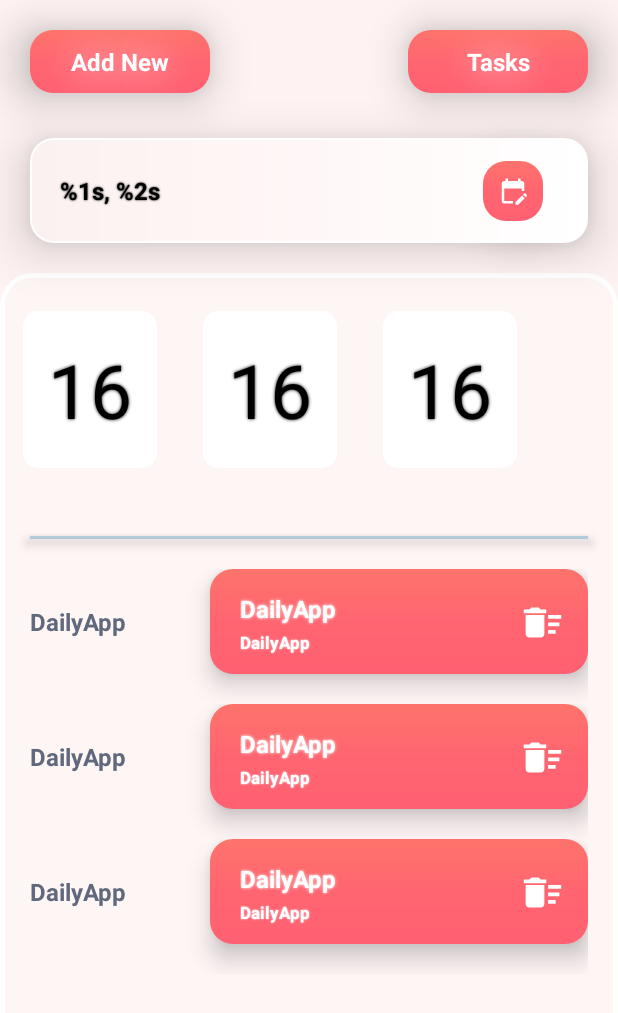
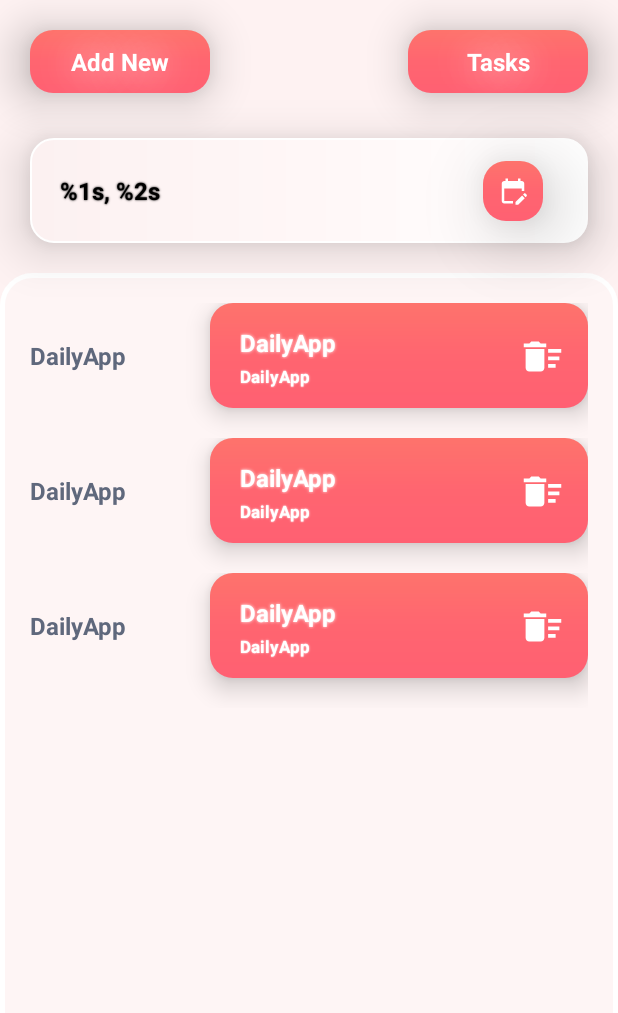
Before and after one commit to ArsTaroyan/Daily, an Android app: the layout fragment_main.xml on its own in the app's theme, with its tools: preview values and no code run, on a phone screen of 412 x 824 dp. Shown: the top 1013 px of the screen. Run offline under Robolectric (Android 15) with nearby library versions, the phone set to English and light mode, and no system bars.

```diff
--- a/app/src/main/java/am/a_t/dailyapp/domain/module/Todo.kt
+++ b/app/src/main/java/am/a_t/dailyapp/domain/module/Todo.kt
@@ -11,5 +11,5 @@ data class Todo(
     @ColumnInfo("todo_is_checked") val todoIsChecked: Boolean,
     @ColumnInfo("todo_title") val todoTitle: String,
     @ColumnInfo("todo_date") val todoDate: String,
-    @ColumnInfo("todo_color") val todoColor: ListColor
+    @ColumnInfo("todo_color") val todoColor: ListColor?
 )
--- a/app/src/main/java/am/a_t/dailyapp/extension/Extension.kt
+++ b/app/src/main/java/am/a_t/dailyapp/extension/Extension.kt
@@ -1,7 +1,13 @@
 package am.a_t.dailyapp.extension
 
+import android.content.Context
+import android.widget.Toast
 import com.google.gson.Gson
 
 fun <T> T.convertGsonToString(): String = Gson().toJson(this)
 
 inline fun <reified T> String.convertStringToGson(): T = Gson().fromJson(this, T::class.java)
+
+fun Context.toast(message: String) {
+    Toast.makeText(this, message, Toast.LENGTH_SHORT).show()
+}
--- a/app/src/main/res/drawable/back_filter_off.xml
+++ /dev/null
@@ -1,7 +0,0 @@
-<?xml version="1.0" encoding="utf-8"?>
-<shape xmlns:android="http://schemas.android.com/apk/res/android">
-
-    <solid android:color="@color/white"/>
-    <corners android:radius="@dimen/space_10"/>
-
-</shape>
--- a/app/src/main/res/layout/dialog_delete.xml
+++ b/app/src/main/res/layout/dialog_delete.xml
@@ -29,10 +29,13 @@
         android:background="@drawable/btn_red"
         android:gravity="center"
         android:shadowColor="@color/white"
+        android:shadowRadius="40"
         android:text="@string/yes"
         android:textColor="@color/white"
         android:textSize="@dimen/size_20"
         android:textStyle="bold"
+        android:elevation="@dimen/space_5"
+        android:translationZ="@dimen/space_15"
         app:layout_constraintStart_toEndOf="@id/btnNoTodo"
         app:layout_constraintEnd_toEndOf="parent"
         app:layout_constraintTop_toTopOf="@id/btnNoTodo"
@@ -48,10 +51,13 @@
         android:background="@drawable/btn_red"
         android:gravity="center"
         android:shadowColor="@color/white"
+        android:shadowRadius="40"
         android:text="@string/cancel"
         android:textColor="@color/white"
         android:textSize="@dimen/size_20"
         android:textStyle="bold"
+        android:elevation="@dimen/space_5"
+        android:translationZ="@dimen/space_15"
         app:layout_constraintBottom_toBottomOf="parent"
         app:layout_constraintEnd_toStartOf="@id/btnYesTodo"
         app:layout_constraintStart_toStartOf="parent"
--- a/app/src/main/res/layout/dialog_new_list.xml
+++ b/app/src/main/res/layout/dialog_new_list.xml
@@ -139,7 +139,7 @@
         android:background="@drawable/btn_red"
         android:gravity="center"
         android:shadowColor="@color/white"
-        android:shadowRadius="70"
+        android:shadowRadius="40"
         android:text="@string/create_list"
         android:textColor="@color/white"
         android:textSize="@dimen/size_20"
--- a/app/src/main/res/layout/fragment_main.xml
+++ b/app/src/main/res/layout/fragment_main.xml
@@ -70,10 +70,10 @@
         android:layout_height="@dimen/space_40"
         android:layout_marginEnd="@dimen/space_30"
         android:background="@drawable/btn_red"
-        android:elevation="@dimen/space_5"
+        android:elevation="@dimen/space_10"
         android:padding="@dimen/space_10"
         android:src="@drawable/ic_calendar"
-        android:translationZ="@dimen/space_15"
+        android:translationZ="@dimen/space_20"
         app:layout_constraintBottom_toBottomOf="@+id/filterMonth"
         app:layout_constraintEnd_toEndOf="@+id/filterMonth"
         app:layout_constraintTop_toTopOf="@+id/filterMonth" />
@@ -90,37 +90,14 @@
         app:layout_constraintTop_toBottomOf="@+id/filterMonth" />
 
     <androidx.recyclerview.widget.RecyclerView
-        android:id="@+id/rvFilter"
-        android:layout_width="@dimen/space_0"
-        android:layout_height="wrap_content"
-        android:layout_marginTop="@dimen/space_30"
-        android:orientation="horizontal"
-        app:layoutManager="androidx.recyclerview.widget.LinearLayoutManager"
-        app:layout_constraintEnd_toEndOf="parent"
-        app:layout_constraintStart_toStartOf="parent"
-        app:layout_constraintTop_toBottomOf="@+id/filterMonth"
-        tools:listitem="@layout/item_day_filter_off" />
-
-    <View
-        android:id="@+id/view"
-        android:layout_width="@dimen/space_0"
-        android:layout_height="@dimen/space_2"
-        android:layout_marginTop="@dimen/space_30"
-        android:background="@color/light_grey"
-        android:elevation="@dimen/space_5"
-        app:layout_constraintEnd_toStartOf="@+id/glEnd"
-        app:layout_constraintStart_toStartOf="@+id/glStart"
-        app:layout_constraintTop_toBottomOf="@+id/rvFilter" />
-
-    <androidx.recyclerview.widget.RecyclerView
         android:id="@+id/rvTodo"
         android:layout_width="@dimen/space_0"
         android:layout_height="@dimen/space_0"
-        android:layout_marginTop="@dimen/space_20"
+        android:layout_marginTop="@dimen/space_40"
         app:layout_constraintBottom_toBottomOf="parent"
         app:layout_constraintEnd_toStartOf="@+id/glEnd"
         app:layout_constraintStart_toStartOf="@+id/glStart"
-        app:layout_constraintTop_toBottomOf="@+id/view"
+        app:layout_constraintTop_toBottomOf="@+id/filterMonth"
         tools:listitem="@layout/item_task" />
 
     <androidx.constraintlayout.widget.Guideline
--- a/app/src/main/res/layout/item_day_filter_off.xml
+++ /dev/null
@@ -1,25 +0,0 @@
-<?xml version="1.0" encoding="utf-8"?>
-<androidx.constraintlayout.widget.ConstraintLayout xmlns:android="http://schemas.android.com/apk/res/android"
-    xmlns:app="http://schemas.android.com/apk/res-auto"
-    xmlns:tools="http://schemas.android.com/tools"
-    android:layout_width="@dimen/space_120"
-    android:layout_height="@dimen/space_135">
-
-    <androidx.appcompat.widget.AppCompatTextView
-        android:id="@+id/tvDay"
-        android:layout_width="@dimen/space_0"
-        android:layout_height="@dimen/space_0"
-        android:layout_margin="@dimen/space_15"
-        android:background="@drawable/back_filter_off"
-        android:gravity="center"
-        android:shadowColor="@color/black"
-        android:shadowRadius="2"
-        android:textColor="@color/black"
-        android:textSize="@dimen/size_50"
-        app:layout_constraintBottom_toBottomOf="parent"
-        app:layout_constraintEnd_toEndOf="parent"
-        app:layout_constraintStart_toStartOf="parent"
-        app:layout_constraintTop_toTopOf="parent"
-        tools:text="16" />
-
-</androidx.constraintlayout.widget.ConstraintLayout>
```
Also changed, not shown: app/src/main/java/am/a_t/dailyapp/presentation/adapter/TaskAdapter.kt (+32 -6 lines), app/src/main/java/am/a_t/dailyapp/presentation/adapter/TodoAdapter.kt (+29 -20 lines), app/src/main/java/am/a_t/dailyapp/presentation/ui/mainFragment/MainFragment.kt (+41 -15 lines), app/src/main/res/layout/item_day_filter_on.xml (deleted, +0 -27 lines).
